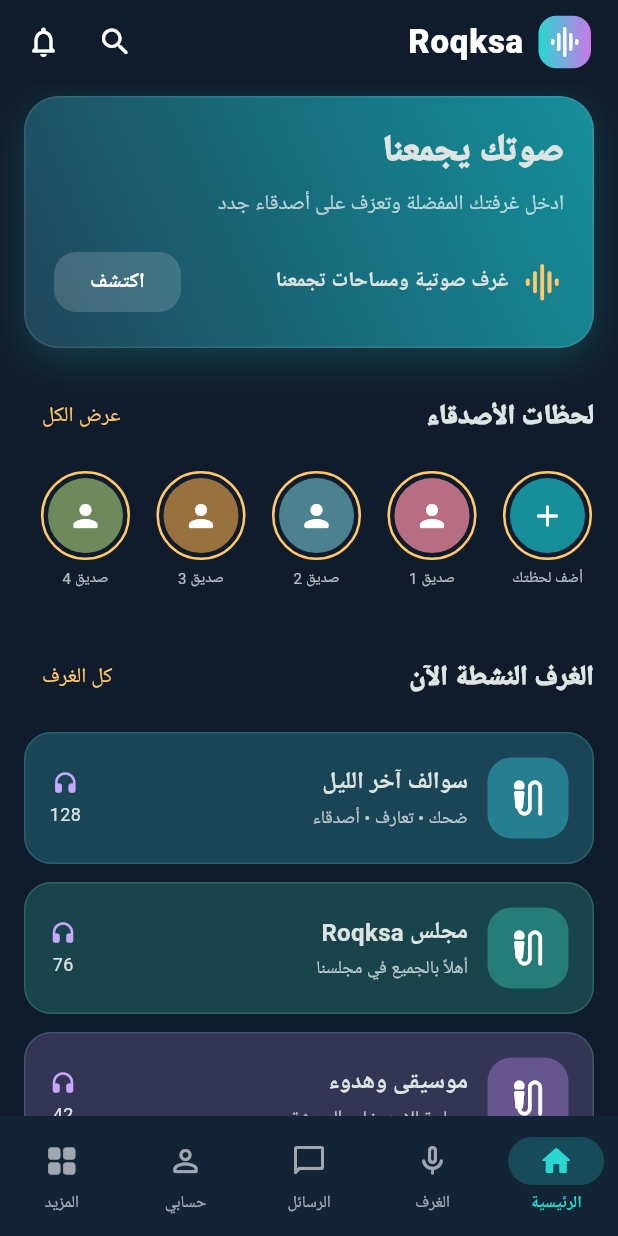
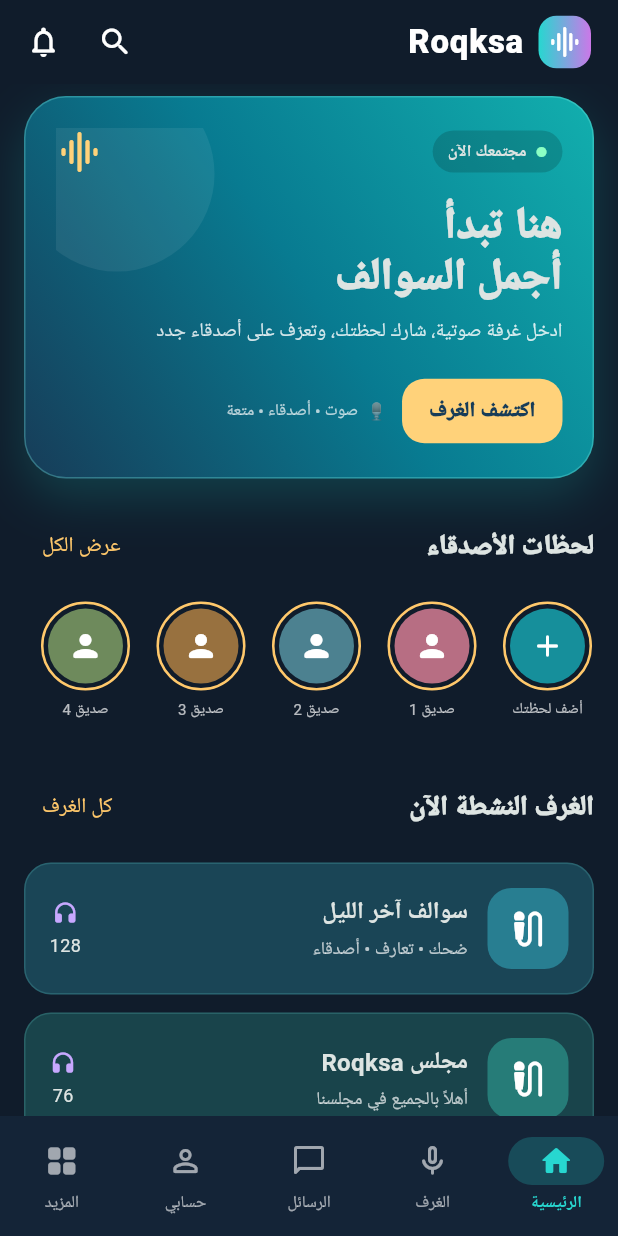
Before and after one commit to Rooqksa/Roqksa, a Flutter app: the HomeScreen screen opened directly, on a phone screen of 412 x 824 dp. Run offline on Flutter 3.47's test engine with Material 3 defaults, Android fonts, the phone set to English and light mode, and no system bars.

Commit message:
Refresh Roqksa home hero design

```diff
--- a/lib/screens/home_screen.dart
+++ b/lib/screens/home_screen.dart
@@ -221,53 +221,86 @@ class _HomeScreenState extends State<HomeScreen> {
 
   Widget _buildWelcomeBanner() {
     return Container(
-      padding: const EdgeInsets.all(19),
+      padding: const EdgeInsets.all(20),
       decoration: BoxDecoration(
         gradient: const LinearGradient(
           begin: Alignment.topRight,
           end: Alignment.bottomLeft,
-          colors: [Color(0xFF168F9B), Color(0xFF176C7C), Color(0xFF21465A)],
+          colors: [Color(0xFF12AFAE), Color(0xFF087B91), Color(0xFF173C58)],
         ),
-        borderRadius: BorderRadius.circular(23),
-        border: Border.all(color: Colors.white.withValues(alpha: .10)),
+        borderRadius: BorderRadius.circular(28),
+        border: Border.all(color: const Color(0xFF7AF4E9).withValues(alpha: .30)),
         boxShadow: [
           BoxShadow(
-            color: purple.withValues(alpha: .18),
-            blurRadius: 22,
-            offset: const Offset(0, 8),
+            color: const Color(0xFF16CFC4).withValues(alpha: .20),
+            blurRadius: 28,
+            offset: const Offset(0, 12),
           ),
         ],
       ),
-      child: Column(
-        crossAxisAlignment: CrossAxisAlignment.start,
+      child: Stack(
         children: [
-          const Text(
-            'صوتك يجمعنا',
-            style: TextStyle(fontSize: 24, fontWeight: FontWeight.w900),
+          Positioned(
+            left: -24,
+            top: -34,
+            child: Container(
+              width: 130,
+              height: 130,
+              decoration: BoxDecoration(
+                shape: BoxShape.circle,
+                color: Colors.white.withValues(alpha: .07),
+              ),
+            ),
           ),
-          const SizedBox(height: 7),
-          const Text(
-            'ادخل غرفتك المفضلة وتعرّف على أصدقاء جدد',
-            style: TextStyle(color: Colors.white70),
-          ),
-          const SizedBox(height: 17),
-          Row(
+          Column(
+            crossAxisAlignment: CrossAxisAlignment.start,
             children: [
-              const Icon(Icons.graphic_eq_rounded, size: 29, color: gold),
-              const SizedBox(width: 8),
-              const Expanded(
-                child: Text(
-                  'غرف صوتية ومساحات تجمعنا',
-                  style: TextStyle(fontWeight: FontWeight.w700),
-                ),
+              Row(
+                children: [
+                  Container(
+                    padding: const EdgeInsets.symmetric(horizontal: 10, vertical: 6),
+                    decoration: BoxDecoration(
+                      color: Colors.black.withValues(alpha: .16),
+                      borderRadius: BorderRadius.circular(30),
+                    ),
+                    child: const Row(
+                      mainAxisSize: MainAxisSize.min,
+                      children: [
+                        Icon(Icons.circle, color: Color(0xFF8BFFC4), size: 8),
+                        SizedBox(width: 6),
+                        Text('مجتمعك الآن', style: TextStyle(fontSize: 11, fontWeight: FontWeight.w700)),
+                      ],
+                    ),
+                  ),
+                  const Spacer(),
+                  const Icon(Icons.graphic_eq_rounded, color: Color(0xFFFFD27A), size: 32),
+                ],
               ),
-              FilledButton.tonal(
-                onPressed: () => setState(() => selectedTab = 1),
-                style: FilledButton.styleFrom(
-                  backgroundColor: Colors.white.withValues(alpha: .16),
-                  foregroundColor: Colors.white,
-                ),
-                child: const Text('اكتشف'),
+              const SizedBox(height: 18),
+              const Text(
+                'هنا تبدأ\nأجمل السوالف',
+                style: TextStyle(fontSize: 29, height: 1.12, fontWeight: FontWeight.w900),
+              ),
+              const SizedBox(height: 9),
+              const Text(
+                'ادخل غرفة صوتية، شارك لحظتك، وتعرّف على أصدقاء جدد',
+                style: TextStyle(color: Colors.white.withValues(alpha: .82), height: 1.45, fontSize: 13),
+              ),
+              const SizedBox(height: 19),
+              Row(
+                children: [
+                  FilledButton(
+                    onPressed: () => setState(() => selectedTab = 1),
+                    style: FilledButton.styleFrom(
+                      backgroundColor: const Color(0xFFFFD27A),
+                      foregroundColor: const Color(0xFF173C58),
+                      padding: const EdgeInsets.symmetric(horizontal: 18, vertical: 12),
+                    ),
+                    child: const Text('اكتشف الغرف', style: TextStyle(fontWeight: FontWeight.w900)),
+                  ),
+                  const SizedBox(width: 10),
+                  const Text('🎙️  صوت • أصدقاء • متعة', style: TextStyle(fontSize: 11, color: Colors.white70)),
+                ],
               ),
             ],
           ),
```
